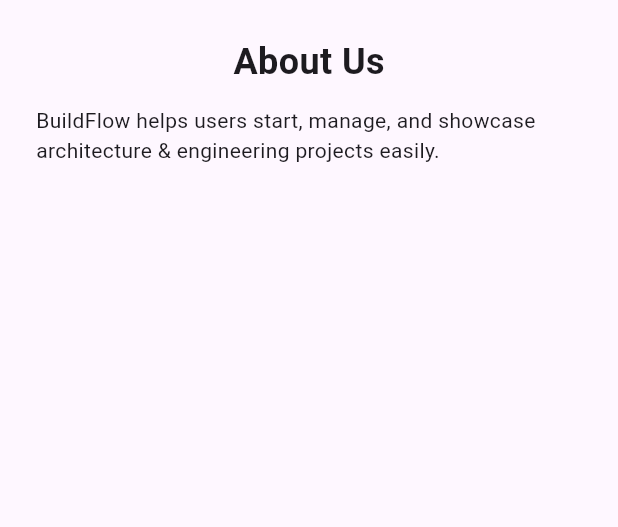
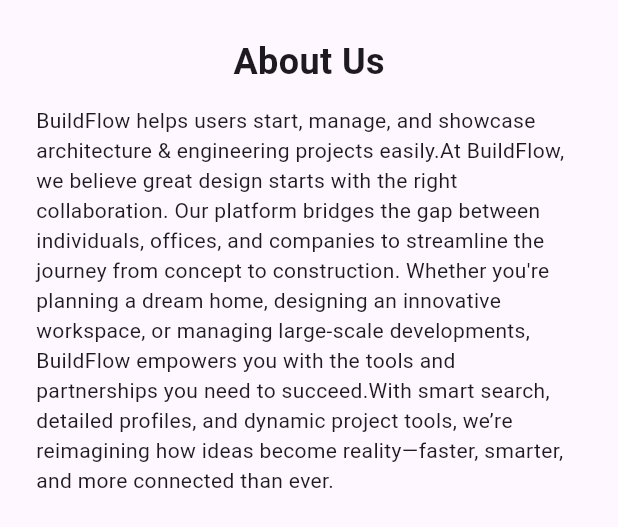
Before and after one commit to BuildFlow-GP/BuildFlow-Frontend, a Flutter app: the AboutSection widget shown alone on an empty page, opened directly, on a phone screen of 412 x 824 dp. Shown: the top 527 px of the screen. Run offline on Flutter 3.47's test engine with Material 3 defaults, Android fonts, the phone set to English and light mode, and no system bars; our stand-ins replace curved_navigation_bar, file_picker, flutter_secure_storage, get, get_storage, image_picker and 1 more; accounts and stored records are empty; network calls fail.

Commit message:
adjust small notes

```diff
--- a/lib/screens/sign/signin_screen.dart
+++ b/lib/screens/sign/signin_screen.dart
@@ -41,7 +41,7 @@ class _SignInScreenState extends State<SignInScreen> {
                   children: [
                     Padding(
                       padding: const EdgeInsets.only(bottom: 20),
-                      child: Image.asset('assets/logo.png', height: 80),
+                      child: Image.asset('assets/logoo.png', height: 80),
                     ),
                     const Text(
                       'Sign In',
--- a/lib/screens/sign/signup_screen.dart
+++ b/lib/screens/sign/signup_screen.dart
@@ -27,6 +27,10 @@ class SignUpScreen extends StatelessWidget {
             child: Column(
               mainAxisSize: MainAxisSize.min,
               children: [
+                Padding(
+                  padding: const EdgeInsets.only(bottom: 20),
+                  child: Image.asset('assets/logoo.png', height: 80),
+                ),
                 Text(
                   'Create a $userType Account',
                   style: const TextStyle(
--- a/lib/widgets/about_section.dart
+++ b/lib/widgets/about_section.dart
@@ -15,7 +15,11 @@ class AboutSection extends StatelessWidget {
           ),
           SizedBox(height: 12),
           Text(
-            "BuildFlow helps users start, manage, and showcase architecture & engineering projects easily.",
+            "BuildFlow helps users start, manage, and showcase architecture & engineering projects easily."
+            "At BuildFlow, we believe great design starts with the right collaboration. "
+            "Our platform bridges the gap between individuals, offices, and companies to streamline the journey from concept to construction. Whether you're planning a dream home,"
+            " designing an innovative workspace, or managing large-scale developments, BuildFlow empowers you with the tools and partnerships you need to succeed."
+            "With smart search, detailed profiles, and dynamic project tools, we’re reimagining how ideas become reality—faster, smarter, and more connected than ever.",
           ),
         ],
       ),
```
Also changed, not shown: lib/screens/home_page.dart (+6 -5 lines).
